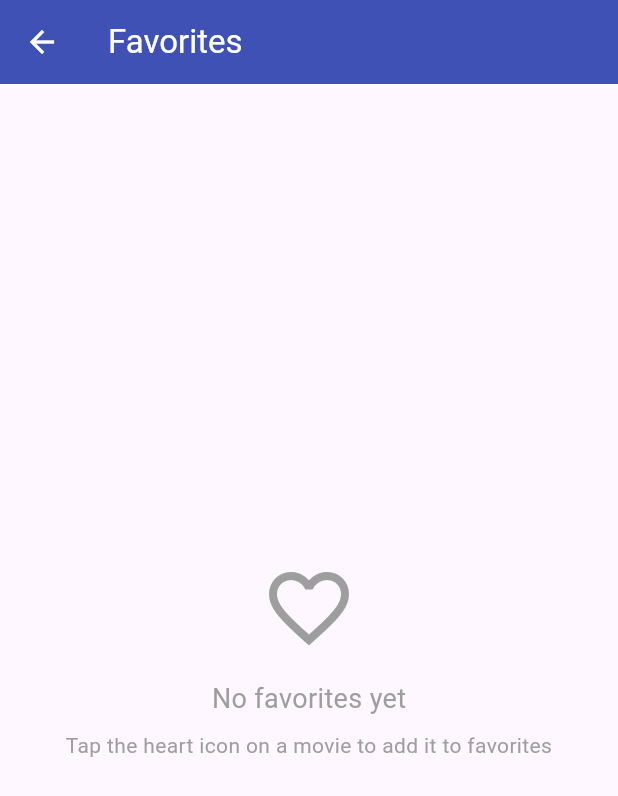
After one commit to mehdihasan010/movie_search_app_api, a Flutter app: the screen it shows after launch, after a tap on the "favorite" icon, on a phone screen of 412 x 824 dp. The commit adds this screen. Shown: the top 796 px of the screen. Run offline on Flutter 3.47's test engine with Material 3 defaults, Android fonts, the phone set to English and light mode, and no system bars; our stand-ins replace cached_network_image, dartz, equatable, get_it, shared_preferences, shimmer; network calls fail.

Commit message:
Updated dependencies in pubspec.yaml, added FavoritesProvider to the injection container, and implemented favorite movie functionality in MovieDetailPage and MovieListItem. Enhanced UI with favorite icons and loading indicators in HomePage and MoviePosterCard.

```diff
--- /dev/null
+++ b/lib/features/movie_search/presentation/pages/favorites_page.dart
@@ -0,0 +1,93 @@
+import 'package:flutter/material.dart';
+import 'package:provider/provider.dart';
+import '../providers/favorites_provider.dart';
+import '../widgets/loading_widget.dart';
+import '../widgets/movie_list_item.dart';
+import 'movie_detail_page.dart';
+
+class FavoritesPage extends StatelessWidget {
+  const FavoritesPage({super.key});
+
+  @override
+  Widget build(BuildContext context) {
+    return Scaffold(
+      appBar: AppBar(
+        title: const Text('Favorites'),
+      ),
+      body: Consumer<FavoritesProvider>(
+        builder: (context, provider, child) {
+          if (provider.isLoading) {
+            return const Center(child: LoadingWidget());
+          }
+
+          if (provider.favorites.isEmpty) {
+            return const Center(
+              child: Column(
+                mainAxisAlignment: MainAxisAlignment.center,
+                children: [
+                  Icon(Icons.favorite_border, size: 64, color: Colors.grey),
+                  SizedBox(height: 16),
+                  Text(
+                    'No favorites yet',
+                    style: TextStyle(fontSize: 18, color: Colors.grey),
+                  ),
+                  SizedBox(height: 8),
+                  Text(
+                    'Tap the heart icon on a movie to add it to favorites',
+                    textAlign: TextAlign.center,
+                    style: TextStyle(color: Colors.grey),
+                  ),
+                ],
+              ),
+            );
+          }
+
+          return ListView.builder(
+            itemCount: provider.favorites.length,
+            itemBuilder: (context, index) {
+              final movie = provider.favorites[index];
+              return Dismissible(
+                key: Key(movie.imdbId),
+                background: Container(
+                  color: Colors.red,
+                  alignment: Alignment.centerRight,
+                  padding: const EdgeInsets.only(right: 20),
+                  child: const Icon(Icons.delete, color: Colors.white),
+                ),
+                direction: DismissDirection.endToStart,
+                onDismissed: (_) {
+                  provider.removeFavorite(movie.imdbId);
+                  ScaffoldMessenger.of(context).showSnackBar(
+                    SnackBar(
+                      content: Text('${movie.title} removed from favorites'),
+                      action: SnackBarAction(
+                        label: 'UNDO',
+                        onPressed: () => provider.toggleFavorite(movie),
+                      ),
+                    ),
+                  );
+                },
+                child: MovieListItem(
+                  movie: movie,
+                  onTap: () =>
+                      _navigateToMovieDetailPage(context, movie.imdbId),
+                  showFavoriteIcon: true,
+                  isFavorite: true,
+                ),
+              );
+            },
+          );
+        },
+      ),
+    );
+  }
+
+  void _navigateToMovieDetailPage(BuildContext context, String imdbId) {
+    Navigator.push(
+      context,
+      MaterialPageRoute(
+        builder: (_) => MovieDetailPage(imdbId: imdbId),
+      ),
+    );
+  }
+}
--- a/lib/features/movie_search/presentation/pages/home_page.dart
+++ b/lib/features/movie_search/presentation/pages/home_page.dart
@@ -8,6 +8,7 @@ import '../widgets/movie_list_item.dart';
 import '../widgets/movie_poster_card.dart';
 import 'movie_detail_page.dart';
 import 'movie_search_page.dart';
+import 'favorites_page.dart';
 
 class HomePage extends StatelessWidget {
   const HomePage({super.key});
@@ -32,6 +33,10 @@ class HomePage extends StatelessWidget {
         title: const Text('Movie App'),
         actions: [
           IconButton(
+            icon: const Icon(Icons.favorite),
+            onPressed: () => _navigateToFavoritesPage(context),
+          ),
+          IconButton(
             icon: const Icon(Icons.search),
             onPressed: () => _navigateToSearchPage(context),
           ),
@@ -51,7 +56,8 @@ class HomePage extends StatelessWidget {
             );
           }
 
-          if (provider.movies.isEmpty) {
+          if (provider.movies.isEmpty ||
+              provider.state == SearchState.noResults) {
             return const Center(child: Text('No movies available'));
           }
 
@@ -123,23 +129,28 @@ class HomePage extends StatelessWidget {
                 ListView.builder(
                   shrinkWrap: true,
                   physics: const NeverScrollableScrollPhysics(),
-                  itemCount: provider.movies.length,
+                  itemCount: provider.movies.length +
+                      (provider.state == SearchState.loadingMore ? 1 : 0),
                   itemBuilder: (context, index) {
+                    if (index >= provider.movies.length) {
+                      // If it's the extra item and we are loading more, show indicator
+                      return const Padding(
+                        padding: EdgeInsets.symmetric(vertical: 16.0),
+                        child: Center(child: CircularProgressIndicator()),
+                      );
+                    }
                     final movie = provider.movies[index];
                     return MovieListItem(
                       movie: movie,
                       onTap: () =>
                           _navigateToMovieDetailPage(context, movie.imdbId),
+                      showFavoriteIcon: true,
                     );
                   },
                 ),
 
-                // Loading indicator for more movies
-                if (provider.state == SearchState.loadingMore)
-                  const Padding(
-                    padding: EdgeInsets.symmetric(vertical: 16.0),
-                    child: Center(child: LoadingWidget()),
-                  ),
+                // Spacer at the bottom to allow scrolling past the last item
+                const SizedBox(height: 24.0),
               ],
             ),
           );
@@ -165,4 +176,13 @@ class HomePage extends StatelessWidget {
       ),
     );
   }
+
+  void _navigateToFavoritesPage(BuildContext context) {
+    Navigator.push(
+      context,
+      MaterialPageRoute(
+        builder: (_) => const FavoritesPage(),
+      ),
+    );
+  }
 }
--- /dev/null
+++ b/lib/features/movie_search/presentation/providers/favorites_provider.dart
@@ -0,0 +1,92 @@
+import 'dart:convert';
+import 'package:flutter/material.dart';
+import 'package:shared_preferences/shared_preferences.dart';
+import '../../domain/entities/movie_search_result.dart';
+import '../../data/models/movie_search_result_model.dart';
+
+class FavoritesProvider extends ChangeNotifier {
+  final List<MovieSearchResult> _favorites = [];
+  List<MovieSearchResult> get favorites => _favorites;
+
+  static const String _favoritesKey = 'favorites';
+  bool _isLoading = true;
+  bool get isLoading => _isLoading;
+
+  FavoritesProvider() {
+    _loadFavorites();
+  }
+
+  Future<void> _loadFavorites() async {
+    _isLoading = true;
+    notifyListeners();
+
+    try {
+      final prefs = await SharedPreferences.getInstance();
+      final favoritesJson = prefs.getStringList(_favoritesKey) ?? [];
+
+      _favorites.clear();
+      for (final movieJson in favoritesJson) {
+        final movieMap = jsonDecode(movieJson) as Map<String, dynamic>;
+        _favorites.add(MovieSearchResultModel.fromJson(movieMap));
+      }
+    } catch (e) {
+      debugPrint('Error loading favorites: $e');
+    } finally {
+      _isLoading = false;
+      notifyListeners();
+    }
+  }
+
+  Future<void> _saveFavorites() async {
+    try {
+      final prefs = await SharedPreferences.getInstance();
+      final favoritesJson = _favorites.map((movie) {
+        if (movie is MovieSearchResultModel) {
+          return jsonEncode(movie.toJson());
+        }
+        final model = MovieSearchResultModel(
+          title: movie.title,
+          year: movie.year,
+          imdbId: movie.imdbId,
+          posterUrl: movie.posterUrl,
+        );
+        return jsonEncode(model.toJson());
+      }).toList();
+
+      await prefs.setStringList(_favoritesKey, favoritesJson);
+    } catch (e) {
+      debugPrint('Error saving favorites: $e');
+    }
+  }
+
+  bool isFavorite(String imdbId) {
+    return _favorites.any((movie) => movie.imdbId == imdbId);
+  }
+
+  Future<void> toggleFavorite(MovieSearchResult movie) async {
+    final isAlreadyFavorite = isFavorite(movie.imdbId);
+
+    if (isAlreadyFavorite) {
+      _favorites.removeWhere((m) => m.imdbId == movie.imdbId);
+    } else {
+      if (movie is! MovieSearchResultModel) {
+        movie = MovieSearchResultModel(
+          title: movie.title,
+          year: movie.year,
+          imdbId: movie.imdbId,
+          posterUrl: movie.posterUrl,
+        );
+      }
+      _favorites.add(movie);
+    }
+
+    notifyListeners();
+    await _saveFavorites();
+  }
+
+  Future<void> removeFavorite(String imdbId) async {
+    _favorites.removeWhere((m) => m.imdbId == imdbId);
+    notifyListeners();
+    await _saveFavorites();
+  }
+}
--- a/lib/injection_container.dart
+++ b/lib/injection_container.dart
@@ -12,6 +12,7 @@ import 'features/movie_search/domain/usecases/search_movies.dart';
 import 'features/movie_search/presentation/providers/movie_detail_provider.dart';
 import 'features/movie_search/presentation/providers/movie_search_provider.dart';
 import 'features/movie_search/presentation/providers/home_provider.dart';
+import 'features/movie_search/presentation/providers/favorites_provider.dart';
 
 final sl = GetIt.instance; // Service Locator instance
 
@@ -50,5 +51,9 @@ List<SingleChildWidget> createProviders() {
     ChangeNotifierProvider(
       create: (_) => HomeProvider(searchMoviesUseCase: sl()),
     ),
+    // Add FavoritesProvider
+    ChangeNotifierProvider(
+      create: (_) => FavoritesProvider(),
+    ),
   ];
 }
--- a/lib/main.dart
+++ b/lib/main.dart
@@ -23,6 +23,7 @@ class MyApp extends StatelessWidget {
     return MultiProvider(
       providers: createProviders(),
       child: MaterialApp(
+        debugShowCheckedModeBanner: false,
         title: 'Movie Search App',
         theme: AppTheme.getTheme(),
         home: const HomePage(),
--- a/pubspec.yaml
+++ b/pubspec.yaml
@@ -15,6 +15,9 @@ dependencies:
   dartz: ^0.10.1
   get_it: ^7.6.4
   equatable: ^2.0.5
+  shared_preferences: ^2.5.3
+  cached_network_image: ^3.4.1
+  shimmer: ^3.0.0
 
 # The following adds the Cupertino Icons font to your application.
 # Use with the CupertinoIcons class for iOS style icons.
```
Also changed, not shown: lib/core/widgets/cached_image_with_shimmer.dart (added, +81 -0 lines), lib/features/movie_search/presentation/pages/movie_detail_page.dart (+62 -38 lines), lib/features/movie_search/presentation/widgets/movie_list_item.dart (+30 -31 lines), lib/features/movie_search/presentation/widgets/movie_poster_card.dart (+37 -24 lines), pubspec.lock, 1 other file.
